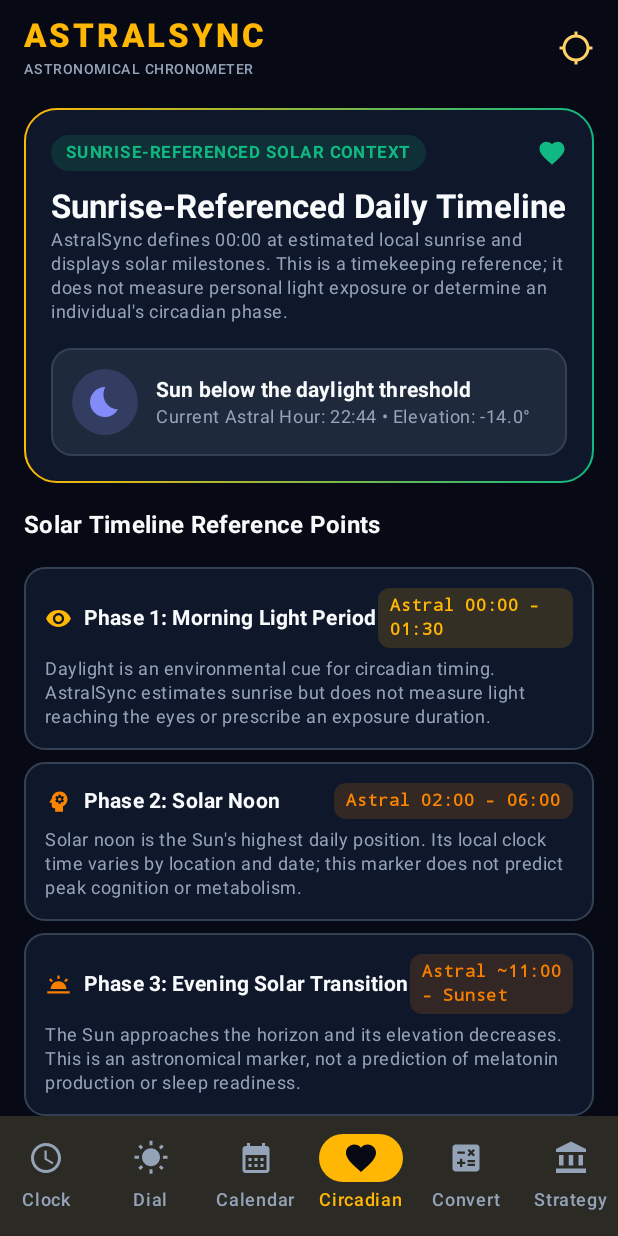
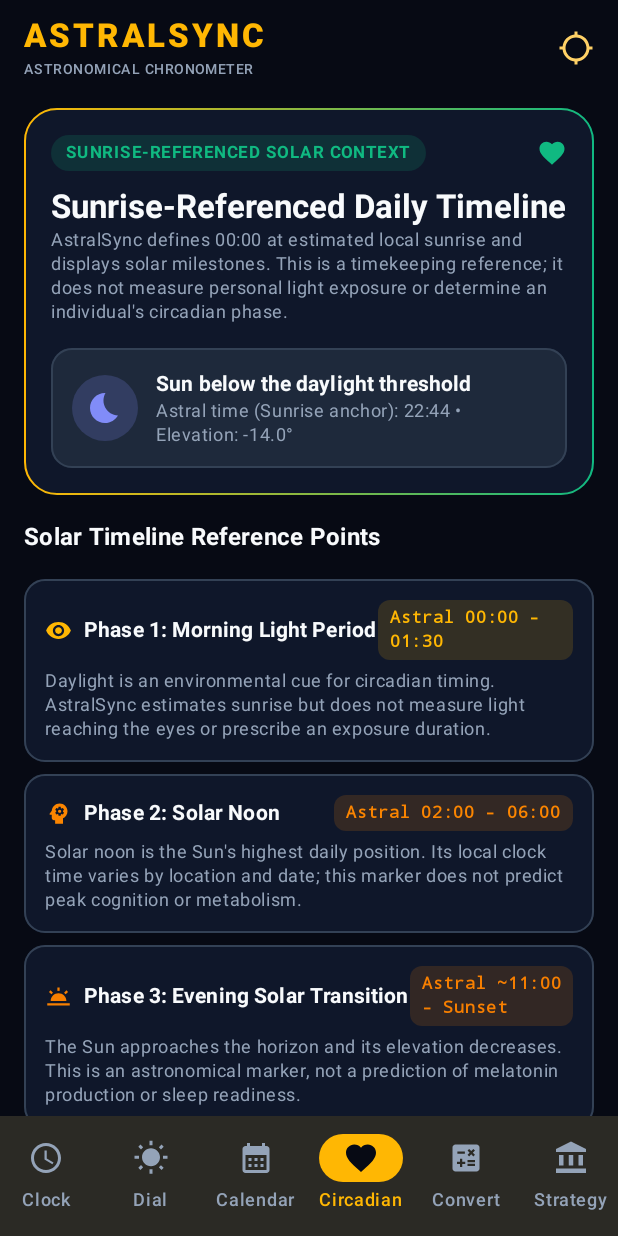
Before and after one commit to JAPStudios/AstralSync, an Android app built with Jetpack Compose: the screen it shows after launch (MainActivity), item 4 of the bottom bar chosen, on a phone screen of 412 x 824 dp. Run offline under Robolectric (Android 15) with nearby library versions, the phone set to English and light mode, and no system bars; 1 statement that could not run was skipped.

Commit message:
Reflect polar solar conditions in circadian timeline

```diff
--- a/app/src/main/java/com/example/ui/screens/CircadianHealthScreen.kt
+++ b/app/src/main/java/com/example/ui/screens/CircadianHealthScreen.kt
@@ -111,7 +111,7 @@ fun CircadianHealthScreen(
                                     color = TextPrimary
                                 )
                                 Text(
-                                    text = "Current Astral Hour: ${String.format("%02d:%02d", state.astralTime.hours, state.astralTime.minutes)} • Elevation: ${String.format("%.1f°", state.solarPosition.elevationDeg)}",
+                                    text = "Astral time (${state.astralTime.timeAnchorLabel} anchor): ${String.format("%02d:%02d", state.astralTime.hours, state.astralTime.minutes)} • Elevation: ${String.format("%.1f°", state.solarPosition.elevationDeg)}",
                                     style = MaterialTheme.typography.bodySmall,
                                     color = TextSecondary
                                 )
@@ -134,7 +134,7 @@ fun CircadianHealthScreen(
         item {
             Column(verticalArrangement = Arrangement.spacedBy(8.dp)) {
                 CircadianPhaseCard(
-                    timeRange = "Astral 00:00 – 01:30",
+                    timeRange = if (state.milestones.sunriseOccurs) "Astral 00:00 – 01:30" else "No sunrise; noon anchor",
                     title = "Phase 1: Morning Light Period",
                     benefit = "Daylight is an environmental cue for circadian timing. AstralSync estimates sunrise but does not measure light reaching the eyes or prescribe an exposure duration.",
                     accent = SolarGold,
@@ -155,7 +155,11 @@ fun CircadianHealthScreen(
                     icon = Icons.Default.WbTwilight
                 )
                 CircadianPhaseCard(
-                    timeRange = "Night Starts (Astronomical Twilight)",
+                    timeRange = when (state.milestones.astronomicalNightCondition) {
+                        com.example.data.AstralCalculator.AstronomicalNightCondition.STARTS -> "Night starts (astronomical twilight)"
+                        com.example.data.AstralCalculator.AstronomicalNightCondition.ALL_DAY -> "Astronomical night all day"
+                        com.example.data.AstralCalculator.AstronomicalNightCondition.DOES_NOT_OCCUR -> "No astronomical night today"
+                    },
                     title = "Phase 4: Astronomical Night",
                     benefit = "Astronomical night begins when the Sun is 18° below the horizon, where that threshold occurs. It does not identify sleep stages, melatonin levels, or biological recovery.",
                     accent = StarlightIndigo,
```
